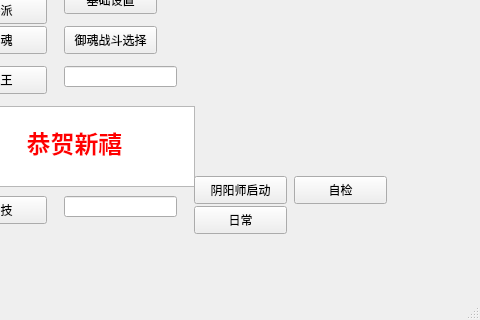
Qt form UI/YYS.ui (CD-cat/YYS_TOOL) before a commit; both pictures show x 326 to 806 and y 344 to 664 of the 806 by 664 pixel window.
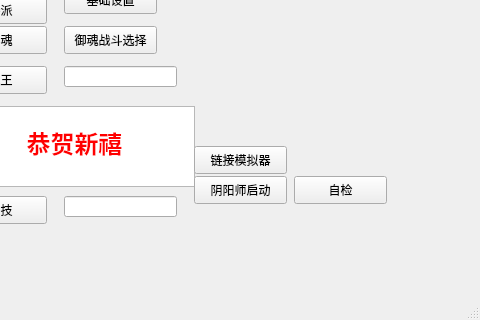
The same form after that commit. Icons and pictures are not drawn.

Diff of the .ui file:
```diff
--- a/UI/YYS.ui
+++ b/UI/YYS.ui
@@ -314,19 +314,6 @@
     </widget>
     <widget class="QLineEdit" name="lineEdit_8"/>
    </widget>
-   <widget class="QPushButton" name="pushButton_16">
-    <property name="geometry">
-     <rect>
-      <x>520</x>
-      <y>550</y>
-      <width>93</width>
-      <height>28</height>
-     </rect>
-    </property>
-    <property name="text">
-     <string>日常</string>
-    </property>
-   </widget>
    <widget class="QPushButton" name="pushButton_18">
     <property name="geometry">
      <rect>
@@ -428,6 +415,19 @@
      <string>基础设置</string>
     </property>
    </widget>
+   <widget class="QPushButton" name="pushButton_25">
+    <property name="geometry">
+     <rect>
+      <x>520</x>
+      <y>490</y>
+      <width>93</width>
+      <height>28</height>
+     </rect>
+    </property>
+    <property name="text">
+     <string>链接模拟器</string>
+    </property>
+   </widget>
   </widget>
   <widget class="QMenuBar" name="menubar">
    <property name="geometry">
```
